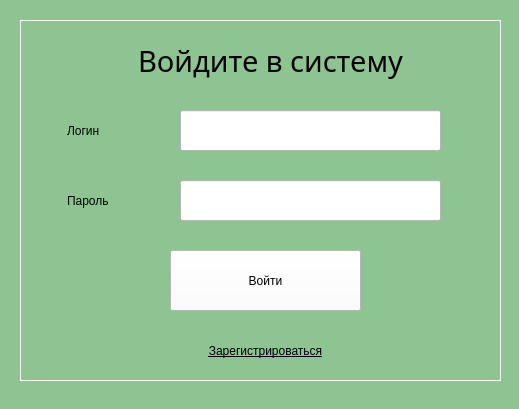
Qt form LoginWindow.ui (semyongr/AgroCalculatorDiplom) before a commit.
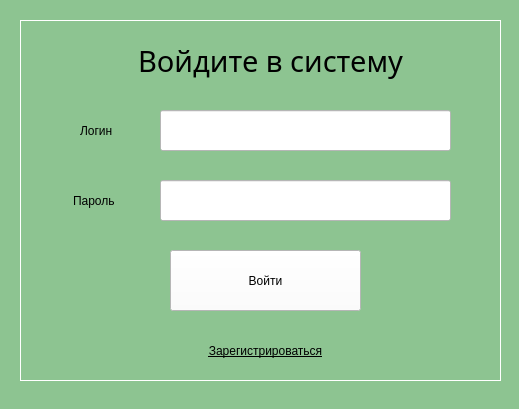
The same form after that commit.

Diff of the .ui file:
```diff
--- a/LoginWindow.ui
+++ b/LoginWindow.ui
@@ -21,9 +21,9 @@
    <widget class="QLabel" name="login_lbl">
     <property name="geometry">
      <rect>
-      <x>67</x>
+      <x>80</x>
       <y>110</y>
-      <width>81</width>
+      <width>71</width>
       <height>41</height>
      </rect>
     </property>
@@ -37,9 +37,9 @@
    <widget class="QLineEdit" name="login_tb">
     <property name="geometry">
      <rect>
-      <x>180</x>
+      <x>160</x>
       <y>110</y>
-      <width>261</width>
+      <width>291</width>
       <height>41</height>
      </rect>
     </property>
@@ -78,7 +78,7 @@
    <widget class="QLabel" name="pass_lbl">
     <property name="geometry">
      <rect>
-      <x>67</x>
+      <x>73</x>
       <y>180</y>
       <width>91</width>
       <height>41</height>
@@ -94,9 +94,9 @@
    <widget class="QLineEdit" name="pass_tb">
     <property name="geometry">
      <rect>
-      <x>180</x>
+      <x>160</x>
       <y>180</y>
-      <width>261</width>
+      <width>291</width>
       <height>41</height>
      </rect>
     </property>
```
Left out of the diff: 6 changed lines with no effect on the pictures.
